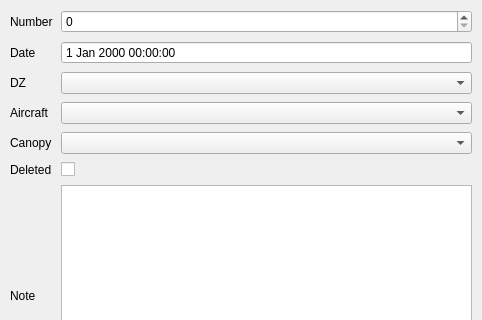
Above: anreader_sources/jumpeditor_dialog/n3jumpeditor.ui from anpp/anreader before the change; both pictures show x 0 to 482 and y 0 to 320 of the 482 by 462 pixel window. Below: the same form after it.
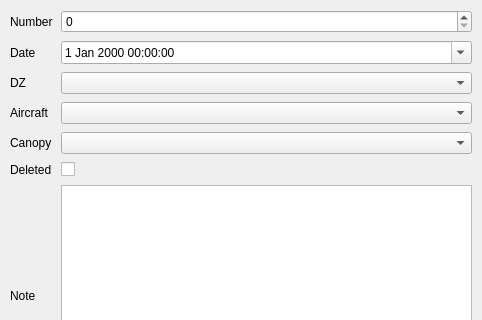
That is the form after the change.

```diff
--- a/anreader_sources/jumpeditor_dialog/n3jumpeditor.ui
+++ b/anreader_sources/jumpeditor_dialog/n3jumpeditor.ui
@@ -167,6 +167,9 @@
             <property name="buttonSymbols">
              <enum>QAbstractSpinBox::NoButtons</enum>
             </property>
+            <property name="calendarPopup">
+             <bool>true</bool>
+            </property>
            </widget>
           </item>
           <item row="6" column="0">
```
